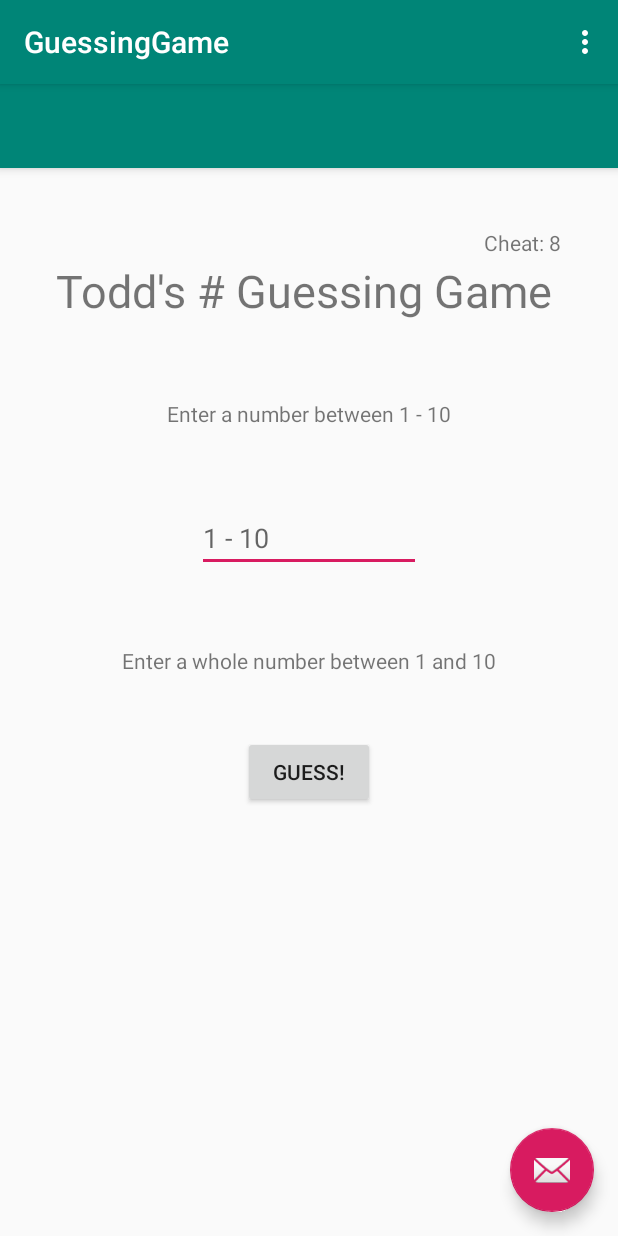
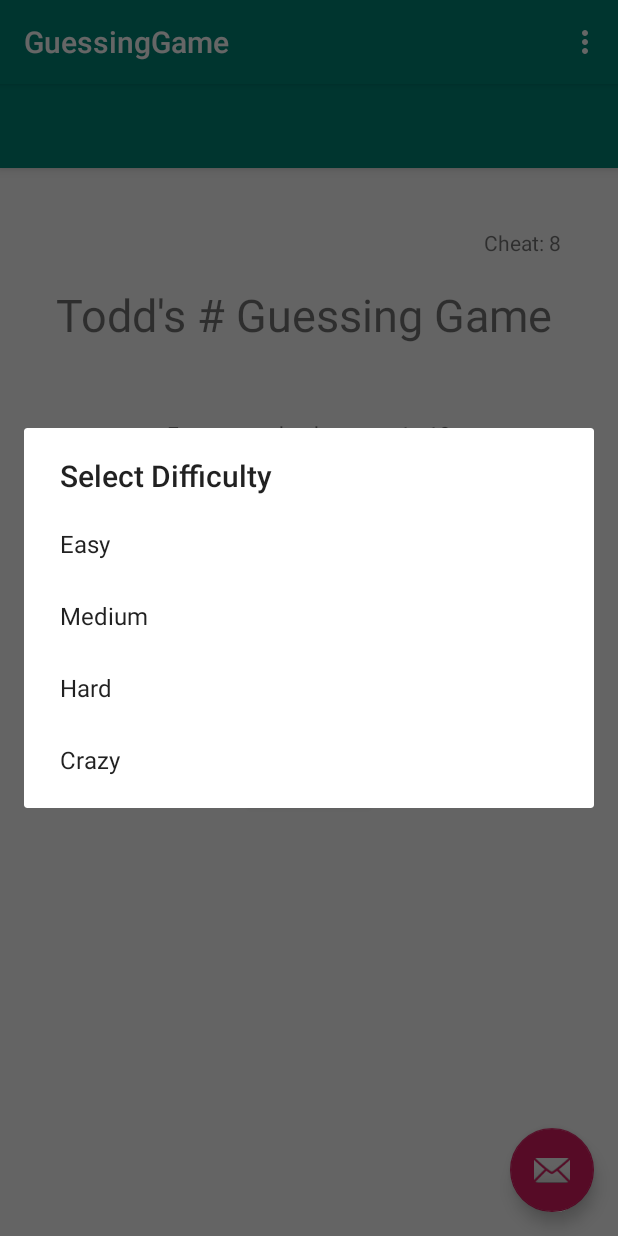
Before and after one commit to ToddJMullen/LearnJavaEasyWay, an Android app: the MainActivity screen opened directly, with no data from a screen before it, in the options menu, after a tap on "Settings", on a phone screen of 412 x 824 dp. Run offline under Robolectric (Android 15) with nearby library versions, the phone set to English and light mode, and no system bars; 1 statement that could not run was skipped.

Commit message:
Add settings popup for changing levels

```diff
--- a/AndroidProjects/app/src/main/java/com/example/guessinggame/MainActivity.java
+++ b/AndroidProjects/app/src/main/java/com/example/guessinggame/MainActivity.java
@@ -10,6 +10,7 @@ import androidx.appcompat.app.AlertDialog;
 import androidx.appcompat.app.AppCompatActivity;
 import androidx.appcompat.widget.Toolbar;
 
+import android.util.Log;
 import android.view.KeyEvent;
 import android.view.MenuInflater;
 import android.view.View;
@@ -22,7 +23,7 @@ import android.widget.RadioGroup;
 import android.widget.TextView;
 import android.widget.Toast;
 
-public class MainActivity extends AppCompatActivity {
+public class MainActivity extends AppCompatActivity{
 
 	private EditText tiGuess;
 
@@ -37,7 +38,7 @@ public class MainActivity extends AppCompatActivity {
 	private RadioButton rbMedium;
 	private RadioButton rbHard;
 	private RadioButton rbCrazy;
-    private RadioGroup  rbLevels;
+	private RadioGroup rbLevels;
 
 	private int theNumber;
 	private int level = 1;
@@ -46,41 +47,41 @@ public class MainActivity extends AppCompatActivity {
 
 
 	@Override
-    protected void onCreate(Bundle savedInstanceState) {
+	protected void onCreate( Bundle savedInstanceState ){
 		super.onCreate(savedInstanceState);
 		setContentView(R.layout.activity_main);
 
 		//bind the gui elements
-        tiGuess         = (EditText) findViewById(R.id.tiGuess);
-        btnGuess        = (Button) findViewById(R.id.btnGuess);
-        btnPlayAgain    = (Button) findViewById(R.id.btnPlayAgain);
-        lblOutput       = (TextView) findViewById(R.id.lblOutput);
-        lblAnswer       = (TextView) findViewById(R.id.lblAnswer);
-        lblPrompt       = (TextView) findViewById(R.id.lblPrompt);
-        rbEasy          = (RadioButton) findViewById(R.id.rbEasy);
-        rbMedium        = (RadioButton) findViewById(R.id.rbMedium);
-        rbHard          = (RadioButton) findViewById(R.id.rbHard);
-        rbCrazy         = (RadioButton) findViewById(R.id.rbCrazy);
-        rbLevels        = (RadioGroup) findViewById(R.id.rbLevels);
+		tiGuess = (EditText) findViewById(R.id.tiGuess);
+		btnGuess = (Button) findViewById(R.id.btnGuess);
+		btnPlayAgain = (Button) findViewById(R.id.btnPlayAgain);
+		lblOutput = (TextView) findViewById(R.id.lblOutput);
+		lblAnswer = (TextView) findViewById(R.id.lblAnswer);
+		lblPrompt = (TextView) findViewById(R.id.lblPrompt);
+		rbEasy = (RadioButton) findViewById(R.id.rbEasy);
+		rbMedium = (RadioButton) findViewById(R.id.rbMedium);
+		rbHard = (RadioButton) findViewById(R.id.rbHard);
+		rbCrazy = (RadioButton) findViewById(R.id.rbCrazy);
+		rbLevels = (RadioGroup) findViewById(R.id.rbLevels);
 
 		newGame();
 
-        btnGuess.setOnClickListener(new View.OnClickListener() {
+		btnGuess.setOnClickListener(new View.OnClickListener(){
 			@Override
-            public void onClick(View view) {
+			public void onClick( View view ){
 				checkGuess();
 			}
 		});
-        tiGuess.setOnEditorActionListener(new TextView.OnEditorActionListener() {
+		tiGuess.setOnEditorActionListener(new TextView.OnEditorActionListener(){
 			@Override
-            public boolean onEditorAction(TextView textView, int i, KeyEvent keyEvent) {
+			public boolean onEditorAction( TextView textView, int i, KeyEvent keyEvent ){
 				checkGuess();
 				return true;//return true mean don't close the keyboard
 			}
 		});
-        btnPlayAgain.setOnClickListener(new View.OnClickListener() {
+		btnPlayAgain.setOnClickListener(new View.OnClickListener(){
 			@Override
-            public void onClick(View view) {
+			public void onClick( View view ){
 				newGame();
 			}
 		});
@@ -89,28 +90,59 @@ public class MainActivity extends AppCompatActivity {
 		setSupportActionBar(toolbar);
 
 		FloatingActionButton fab = findViewById(R.id.fab);
-        fab.setOnClickListener(new View.OnClickListener() {
+		fab.setOnClickListener(new View.OnClickListener(){
 			@Override
-            public void onClick(View view) {
+			public void onClick( View view ){
 				Snackbar.make(view, "Replace with your own action", Snackbar.LENGTH_LONG)
 						.setAction("Action", null).show();
 			}
 		});
-    }
+	}//onCreate/
 
+
+	public void newGame(){
+//        boxLevels.setVisible(false);
+//        btnPlayAgain.setVisible(false);
+//        btnGuess.setVisible(true);
+		tiGuess.setText("");
+//		if( rbEasy.isChecked() ){
+//			level = 1;
+//		}
+//		if( rbMedium.isChecked() ){
+//			level = 2;
+//		}
+//		if( rbHard.isChecked() ){
+//			level = 3;
+//		}
+//		if( rbCrazy.isChecked() ){
+//			level = 5;
+//		}
+		attempts = 0;
+		max = (int) Math.pow(10, level);
+		lblOutput.setText("");
+		lblPrompt.setText("Enter a number between 1 - " + max);
+		tiGuess.setHint("1 - " + max);
+		theNumber = (int) (Math.random() * max + 1);
+		lblAnswer.setText("Cheat: " + theNumber);
+
+		btnGuess.setVisibility(View.VISIBLE);
+		btnPlayAgain.setVisibility(View.INVISIBLE);
+		rbLevels.setVisibility(View.INVISIBLE);
+
+	}//newGame/
 
 
 	@Override
-    public boolean onCreateOptionsMenu(Menu menu) {
+	public boolean onCreateOptionsMenu( Menu menu ){
 		MenuInflater inflater = getMenuInflater();
-        inflater.inflate(R.menu.menu_main, menu );
+		inflater.inflate(R.menu.menu_main, menu);
 //        // Inflate the menu; this adds items to the action bar if it is present.
 //        getMenuInflater().inflate(R.menu.menu_main, menu);
 		return true;
-    }
+	}//onCreateOptionsMenu
 
 	@Override
-    public boolean onOptionsItemSelected(MenuItem item) {
+	public boolean onOptionsItemSelected( MenuItem item ){
 		// Handle action bar item clicks here. The action bar will
 		// automatically handle clicks on the Home/Up button, so long
 		// as you specify a parent activity in AndroidManifest.xml.
@@ -121,8 +153,9 @@ public class MainActivity extends AppCompatActivity {
 //            return true;
 //        }
 
-        switch ( id ){
+		switch( id ){
 			case R.id.action_settings:
+				promptSettings();
 				return true;
 			case R.id.action_newgame:
 				newGame();
@@ -135,51 +168,18 @@ public class MainActivity extends AppCompatActivity {
 			default:
 				return super.onOptionsItemSelected(item);
 		}
-    }
+	}//onOptionsItemSelected/
 
 
-
-    public void newGame() {
-//        boxLevels.setVisible(false);
-//        btnPlayAgain.setVisible(false);
-//        btnGuess.setVisible(true);
-        tiGuess.setText("");
-        if( rbEasy.isChecked() ) {
-            level = 1;
-        }
-        if( rbMedium.isChecked() ) {
-            level = 2;
-        }
-        if( rbHard.isChecked() ) {
-            level = 3;
-        }
-        if( rbCrazy.isChecked() ) {
-            level = 5;
-        }
-        attempts = 0;
-        max = (int)Math.pow(10, level);
-        lblOutput.setText("");
-        lblPrompt.setText("Enter a number between 1 - " + max );
-        tiGuess.setHint("1 - " + max );
-        theNumber = (int)(Math.random() * max  + 1);
-        lblAnswer.setText("Cheat: " + theNumber );
-
-        btnGuess.setVisibility(View.VISIBLE);
-        btnPlayAgain.setVisibility(View.INVISIBLE);
-        rbLevels.setVisibility(View.INVISIBLE);
-
-    }//newGame/
-
-
-    public void checkGuess() {
+	public void checkGuess(){
 		String guessText = tiGuess.getText().toString();
 		String msg = "";
 
-        try {
+		try{
 			attempts++;
 			int guess = Integer.parseInt(guessText);
 
-            if( guess == theNumber ) {
+			if( guess == theNumber ){
 				msg = "Correct! The number is " + theNumber + "!"
 //						+ " Keep going. Guess the new number!"
 				;
@@ -188,21 +188,19 @@ public class MainActivity extends AppCompatActivity {
 
 				btnGuess.setVisibility(View.INVISIBLE);
 				btnPlayAgain.setVisibility(View.VISIBLE);
-                rbLevels.setVisibility(View.VISIBLE);
-            }
-            else if( guess > theNumber ) {
+//				rbLevels.setVisibility(View.VISIBLE);
+			} else if( guess > theNumber ){
 				msg = guess + " is too high. Try again.";
-            }
-            else {
+			} else {
 				msg = guess + " is too low. Try again.";
 			}
 
 
-        } catch( Exception e ) {
+		} catch ( Exception e ){
 			msg = "Enter a whole number between 1 and " + max;
 		} finally {
 
-            Toast.makeText(MainActivity.this, msg, Toast.LENGTH_LONG );//doesn't seem to do anything (in emulator?)
+			Toast.makeText(MainActivity.this, msg, Toast.LENGTH_LONG);//doesn't seem to do anything (in emulator?)
 
 			lblOutput.setText(msg);
 			tiGuess.requestFocus();
@@ -210,11 +208,26 @@ public class MainActivity extends AppCompatActivity {
 		}
 
 
+	}//checkGuess/
 
 
-
-    }//checkGuess/
-
+	public void promptSettings(){
+//		final CharSequence[] items = {"1 to 10","1 to 100","1 to 1000"};
+		final CharSequence[] items = {"Easy","Medium","Hard","Crazy"};
+		AlertDialog.Builder builder = new AlertDialog.Builder(this);
+		builder.setTitle("Select Difficulty");
+		builder.setItems(items, new DialogInterface.OnClickListener(){
+			@Override
+			public void onClick( DialogInterface dialogInterface, int i ){
+				i++;
+				Log.i("promptSettings/", "Level clicked:" + i );
+				level = i;
+				newGame();
+			}
+		});
+		AlertDialog alert = builder.create();
+		alert.show();
+	}//promptSettings/
 
 
 	public void openAbout(){
@@ -222,9 +235,9 @@ public class MainActivity extends AppCompatActivity {
 		aboutDialog.setTitle("About Guessing Game");
 		aboutDialog.setMessage("(c) 2019 Todd Mullen");
 		aboutDialog.setButton(AlertDialog.BUTTON_NEUTRAL, "OK"
-            , new DialogInterface.OnClickListener() {
+				, new DialogInterface.OnClickListener(){
 					@Override
-                public void onClick(DialogInterface dialogInterface, int i) {
+					public void onClick( DialogInterface dialogInterface, int i ){
 						aboutDialog.dismiss();
 					}
 				});
@@ -232,7 +245,4 @@ public class MainActivity extends AppCompatActivity {
 	}//openAbout
 
 
-
-
-
 }//MainActivity
--- a/AndroidProjects/app/src/main/res/layout/content_main.xml
+++ b/AndroidProjects/app/src/main/res/layout/content_main.xml
@@ -11,12 +11,12 @@
     tools:visibility="visible">
 
     <TextView
-        android:id="@+id/textView2"
+        android:id="@+id/lblTitle"
         android:layout_width="wrap_content"
         android:layout_height="wrap_content"
         android:layout_marginStart="37dp"
         android:layout_marginLeft="37dp"
-        android:layout_marginTop="16dp"
+        android:layout_marginTop="35dp"
         android:layout_marginBottom="37dp"
         android:text="Todd's # Guessing Game"
         android:textSize="30sp"
@@ -33,7 +33,7 @@
         app:layout_constraintBottom_toTopOf="@+id/tiGuess"
         app:layout_constraintEnd_toEndOf="parent"
         app:layout_constraintStart_toStartOf="parent"
-        app:layout_constraintTop_toBottomOf="@+id/textView2" />
+        app:layout_constraintTop_toBottomOf="@+id/lblTitle" />
 
     <EditText
         android:id="@+id/tiGuess"
@@ -95,7 +95,7 @@
         android:layout_marginTop="10dp"
         android:layout_marginEnd="38dp"
         android:layout_marginRight="38dp"
-        android:text="TextView"
+        android:text="123"
         app:layout_constraintEnd_toEndOf="parent"
         app:layout_constraintTop_toTopOf="parent" />
 
```
Lines whose indentation alone changed are shown as unchanged.
